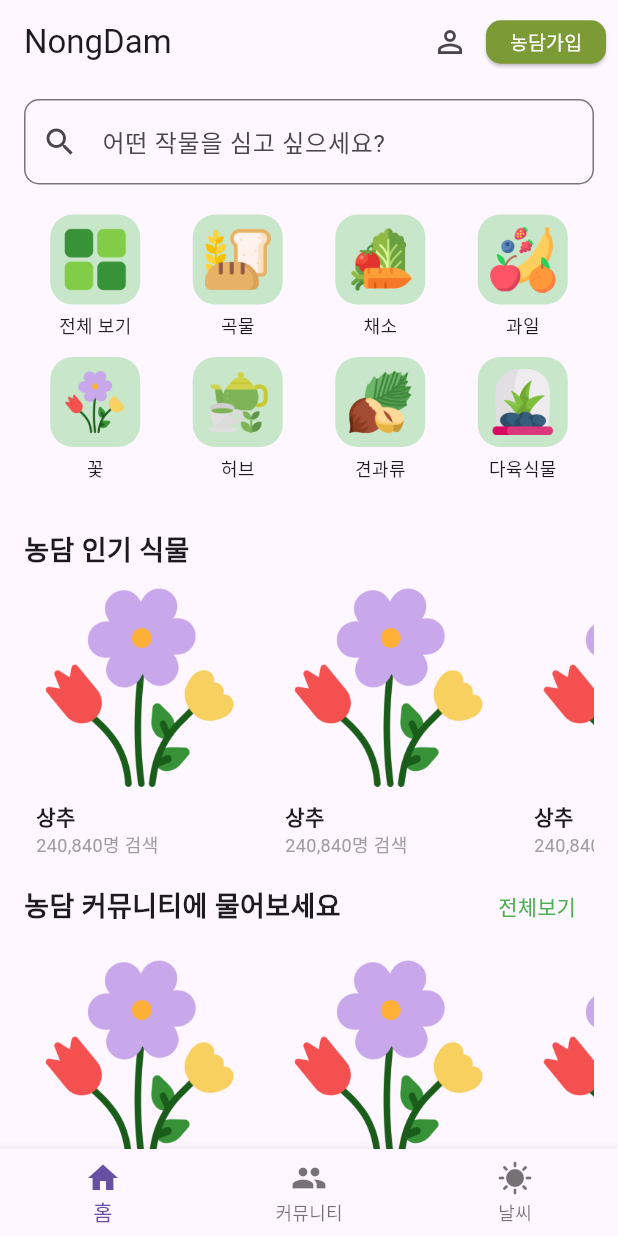
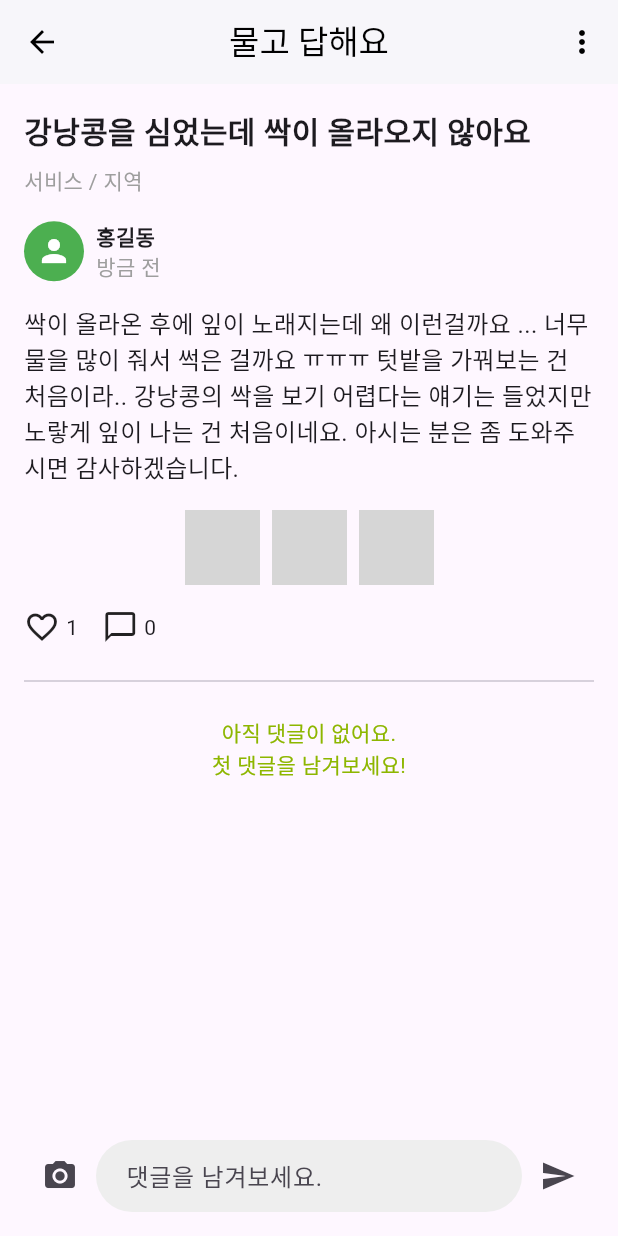
Before and after one commit to imabigger/mad_camp_second_week, a Flutter app: the screen it shows after launch, on a phone screen of 412 x 824 dp. Run offline on Flutter 3.47's test engine with Material 3 defaults, Android fonts, the phone set to English and light mode, and no system bars; our stand-ins replace flutter_dotenv, go_router; missing offline and left inert: flutter_naver_login, kakao_flutter_sdk; grey boxes are pictures that could not be loaded.

Commit message:
날씨 빼고 탭 다 만듦요

```diff
--- /dev/null
+++ b/lib/community/screen/community_written.dart
@@ -0,0 +1,150 @@
+import 'package:flutter/material.dart';
+
+class CommunityWrittenPage extends StatelessWidget {
+  @override
+  Widget build(BuildContext context) {
+    return Scaffold(
+      appBar: AppBar(
+        backgroundColor: Colors.white,
+        elevation: 1,
+        leading: IconButton(
+          icon: Icon(Icons.arrow_back, color: Colors.black),
+          onPressed: () {
+            Navigator.pop(context);
+          },
+        ),
+        title: Text(
+          '물고 답해요',
+          style: TextStyle(color: Colors.black),
+        ),
+        centerTitle: true,
+        actions: [
+          IconButton(
+            icon: Icon(Icons.more_vert, color: Colors.black),
+            onPressed: () {
+              // 옵션 버튼 클릭 시 동작 추가
+            },
+          ),
+        ],
+      ),
+      body: Padding(
+        padding: const EdgeInsets.all(16.0),
+        child: Column(
+          crossAxisAlignment: CrossAxisAlignment.start,
+          children: [
+            Text(
+              '강낭콩을 심었는데 싹이 올라오지 않아요',
+              style: TextStyle(fontSize: 20, fontWeight: FontWeight.bold),
+            ),
+            const SizedBox(height: 8),
+            Text(
+              '서비스 / 지역',
+              style: TextStyle(color: Colors.grey),
+            ),
+            const SizedBox(height: 16),
+            Row(
+              children: [
+                CircleAvatar(
+                  backgroundColor: Colors.green,
+                  child: Icon(Icons.person, color: Colors.white),
+                ),
+                const SizedBox(width: 8),
+                Column(
+                  crossAxisAlignment: CrossAxisAlignment.start,
+                  children: [
+                    Text(
+                      '홍길동',
+                      style: TextStyle(fontWeight: FontWeight.bold),
+                    ),
+                    Text(
+                      '방금 전',
+                      style: TextStyle(color: Colors.grey),
+                    ),
+                  ],
+                ),
+              ],
+            ),
+            const SizedBox(height: 16),
+            Text(
+              '싹이 올라온 후에 잎이 노래지는데 왜 이런걸까요 ... 너무 물을 많이 줘서 썩은 걸까요 ㅠㅠㅠ 텃밭을 가꿔보는 건 처음이라.. 강낭콩의 싹을 보기 어렵다는 얘기는 들었지만 노랗게 잎이 나는 건 처음이네요. 아시는 분은 좀 도와주시면 감사하겠습니다.',
+              style: TextStyle(fontSize: 16),
+            ),
+            const SizedBox(height: 16),
+            Row(
+              mainAxisAlignment: MainAxisAlignment.center,
+              children: [
+                Image.asset(
+                  'assets/images/plant_1.png',
+                  height: 50,
+                ),
+                const SizedBox(width: 8),
+                Image.asset(
+                  'assets/images/plant_2.png',
+                  height: 50,
+                ),
+                const SizedBox(width: 8),
+                Image.asset(
+                  'assets/images/plant_3.png',
+                  height: 50,
+                ),
+              ],
+            ),
+            const SizedBox(height: 16),
+            Row(
+              children: [
+                Icon(Icons.favorite_border),
+                const SizedBox(width: 4),
+                Text('1'),
+                const SizedBox(width: 16),
+                Icon(Icons.chat_bubble_outline),
+                const SizedBox(width: 4),
+                Text('0'),
+              ],
+            ),
+            const SizedBox(height: 16),
+            Divider(), // 구분선 추가
+            const SizedBox(height: 16),
+            Center(
+              child: Text(
+                '아직 댓글이 없어요.\n첫 댓글을 남겨보세요!',
+                textAlign: TextAlign.center,
+                style: TextStyle(color: Color(0xFF8DB600)),
+              ),
+            ),
+            const Spacer(),
+            Row(
+              children: [
+                IconButton(
+                  icon: Icon(Icons.camera_alt),
+                  onPressed: () {
+                    // 카메라 아이콘 클릭 시 동작 추가
+                  },
+                ),
+                Expanded(
+                  child: TextField(
+                    decoration: InputDecoration(
+                      hintText: '댓글을 남겨보세요.',
+                      border: OutlineInputBorder(
+                        borderRadius: BorderRadius.circular(30),
+                        borderSide: BorderSide.none,
+                      ),
+                      filled: true,
+                      fillColor: Colors.grey[200],
+                      contentPadding: const EdgeInsets.symmetric(horizontal: 16),
+                    ),
+                  ),
+                ),
+                IconButton(
+                  icon: Icon(Icons.send),
+                  onPressed: () {
+                    // 전송 아이콘 클릭 시 동작 추가
+                  },
+                ),
+              ],
+            ),
+          ],
+        ),
+      ),
+    );
+  }
+}
--- a/lib/route/go_route.dart
+++ b/lib/route/go_route.dart
@@ -1,4 +1,9 @@
 import 'package:go_router/go_router.dart';
+import 'package:kaist_summer_camp_second_week/community/screen/community_written.dart';
+import 'package:kaist_summer_camp_second_week/find/screen/my_findemailinit.dart';
+import 'package:kaist_summer_camp_second_week/find/screen/my_findemailnext.dart';
+import 'package:kaist_summer_camp_second_week/find/screen/my_findpwdinit.dart';
+import 'package:kaist_summer_camp_second_week/find/screen/my_findpwdnext.dart';
 import 'package:kaist_summer_camp_second_week/home_screen.dart';
 import 'package:kaist_summer_camp_second_week/search/model/plant_model.dart';
 import 'package:kaist_summer_camp_second_week/search/screen/search.dart';
@@ -11,7 +16,7 @@ final router = GoRouter(
   routes: [
     GoRoute(
       path: '/',
-      builder: (context, state) => HomeScreen(),
+      builder: (context, state) => CommunityWrittenPage(),
       routes: [
 // home screen --> search page
         GoRoute(
--- a/lib/search/screen/search.dart
+++ b/lib/search/screen/search.dart
@@ -112,6 +112,7 @@ class _SearchPageState extends State<SearchPage> {
                         },
                       ),
                       if (index < filteredPlants.length - 1) const Divider(),
+
                     ],
                   );
                 },
```
Also changed, not shown: lib/find/screen/my_findemailinit.dart (added, +88 -0 lines), lib/find/screen/my_findemailnext.dart (added, +137 -0 lines), lib/find/screen/my_findpwdinit.dart (added, +76 -0 lines), lib/find/screen/my_findpwdnext.dart (added, +73 -0 lines), lib/weather/screen/weather_main.dart (added).
